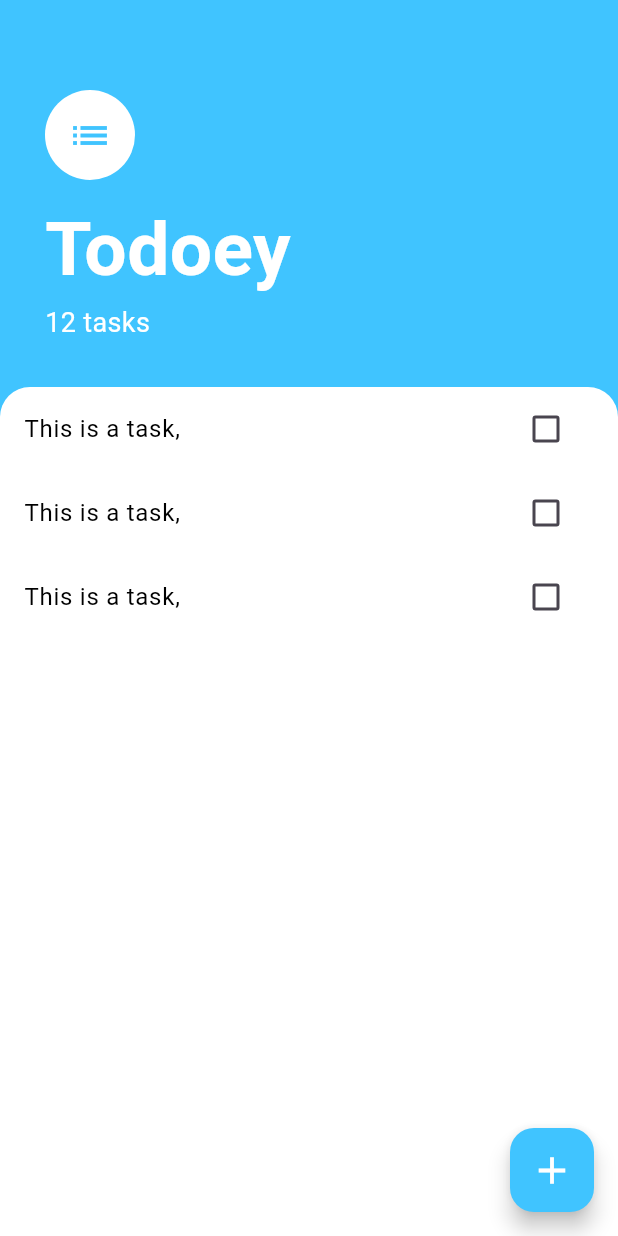
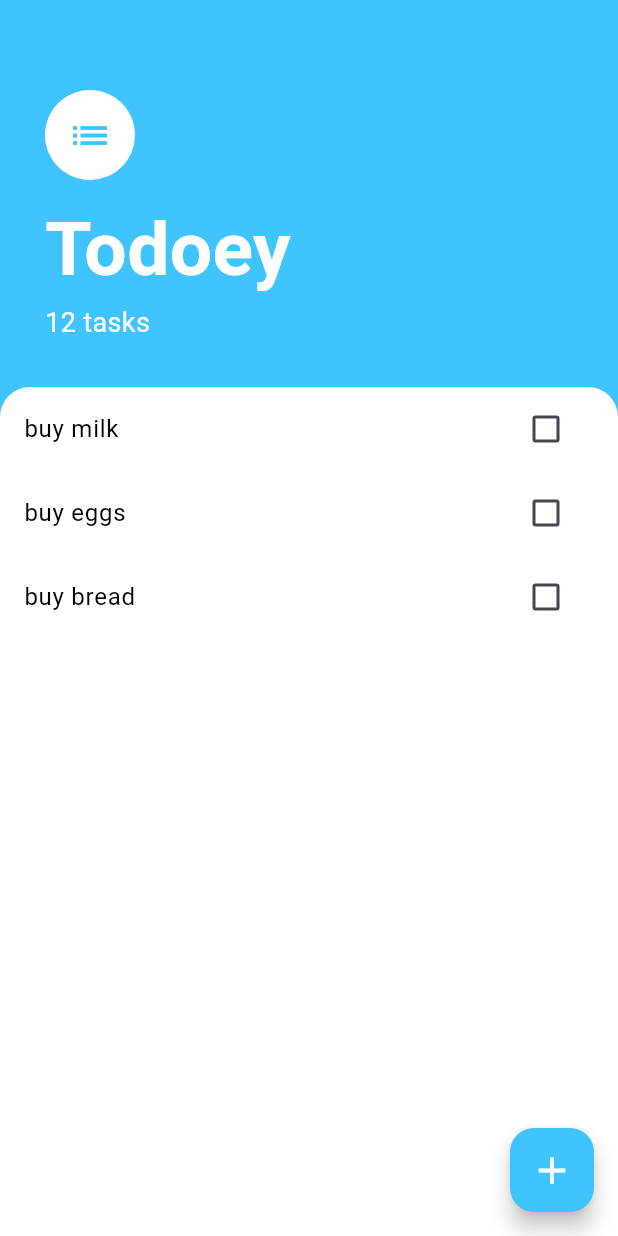
Before and after one commit to NurislamDeveloper/udemy, a Flutter app: the screen it shows after launch, on a phone screen of 412 x 824 dp. Run offline on Flutter 3.47's test engine with Material 3 defaults, Android fonts, the phone set to English and light mode, and no system bars.

Commit message:
under way

```diff
--- /dev/null
+++ b/state_managment/lib/features/model/tasks.dart
@@ -0,0 +1,8 @@
+class Tasks {
+  final String name ;
+   bool  isDone ;
+   Tasks({ required this.name, this.isDone = false});
+   void  toggleDone () {
+    isDone = ! isDone;
+   }
+}
--- a/state_managment/lib/features/presentataions/pages/tasks_list.dart
+++ b/state_managment/lib/features/presentataions/pages/tasks_list.dart
@@ -1,15 +1,35 @@
 import 'package:flutter/material.dart';
+import 'package:state_managment/features/model/tasks.dart';
 import 'package:state_managment/features/presentataions/pages/tasks_title.dart';
 
-class TasksList extends StatelessWidget {
+class TasksList extends StatefulWidget {
+  @override
+  State<TasksList> createState() => _TasksListState();
+}
+
+class _TasksListState extends State<TasksList> {
+  List<Tasks> task = [
+    Tasks(name: "buy milk"),
+    Tasks(name: "buy eggs"),
+    Tasks(name: "buy bread"),
+  ];
   @override
   Widget build(BuildContext context) {
-    return ListView(
-      children:  <Widget>[
-        TasksTitle(),
-        TasksTitle(),
-        TasksTitle(),
-      ],
+    return ListView.builder(
+      itemBuilder: (context, index) {
+        return TasksTitle(
+          isChecked: task[index].isDone,
+          tasksTitle: task[index].name,
+          chekBoxCallBack: (checkeBoxState) {
+            setState(
+              () {
+                task[index].toggleDone();
+              },
+            );
+          },
+        );
+      },
+      itemCount: task.length,
     );
   }
 }
--- a/state_managment/lib/features/presentataions/pages/tasks_title.dart
+++ b/state_managment/lib/features/presentataions/pages/tasks_title.dart
@@ -1,53 +1,32 @@
 import 'package:flutter/material.dart';
 
-class TasksTitle extends StatefulWidget {
-  @override
-  State<TasksTitle> createState() => _TasksTitleState();
-}
+class TasksTitle extends StatelessWidget {
+  TasksTitle({
+    required this.isChecked,
+    required this.tasksTitle,
+    required this.chekBoxCallBack,
+  });
+  final bool isChecked;
+  final String tasksTitle;
+  final Function(bool?) chekBoxCallBack;
 
-class _TasksTitleState extends State<TasksTitle> {
-  bool isChecked = false;
-
-  void callBack(bool? chekBoxState) {
-    setState(
-      () {
-        isChecked = chekBoxState ?? true;
-      },
-    );
-  }
-
+  // void callBack(bool? chekBoxState) {
   @override
   Widget build(BuildContext context) {
     return ListTile(
       title: Text(
-        'This is a task,',
+        tasksTitle,
+        // 'This is a task,',
         style: TextStyle(
           color: Colors.black,
           decoration: isChecked ? TextDecoration.lineThrough : null,
         ),
       ),
-      trailing: CheckBox(
-        checkeBoxState: isChecked,
-        togleChekBox: callBack,
+      trailing: Checkbox(
+        value: isChecked,
+        activeColor: Colors.lightBlueAccent,
+        onChanged: chekBoxCallBack,
       ),
     );
   }
 }
-
-class CheckBox extends StatelessWidget {
-  CheckBox({
-    required this.checkeBoxState,
-    required this.togleChekBox,
-  });
-  final bool checkeBoxState;
-  final void Function(bool?) togleChekBox;
-
-  @override
-  Widget build(BuildContext context) {
-    return Checkbox(
-      value: checkeBoxState,
-      activeColor: Colors.lightBlueAccent,
-      onChanged: togleChekBox,
-    );
-  }
-}
--- a/state_managment/lib/main.dart
+++ b/state_managment/lib/main.dart
@@ -11,7 +11,7 @@ class MyApp extends StatelessWidget {
 
   @override
   Widget build(BuildContext context) {
-    return MaterialApp(
+    return const  MaterialApp(
        debugShowCheckedModeBanner:  false,
       home:  TasksScreen(),
     );
```
